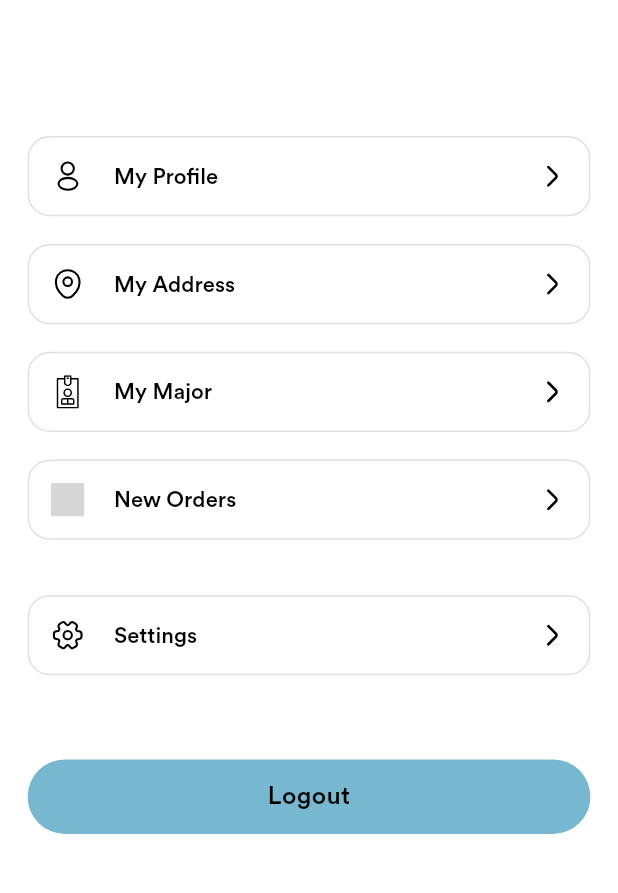
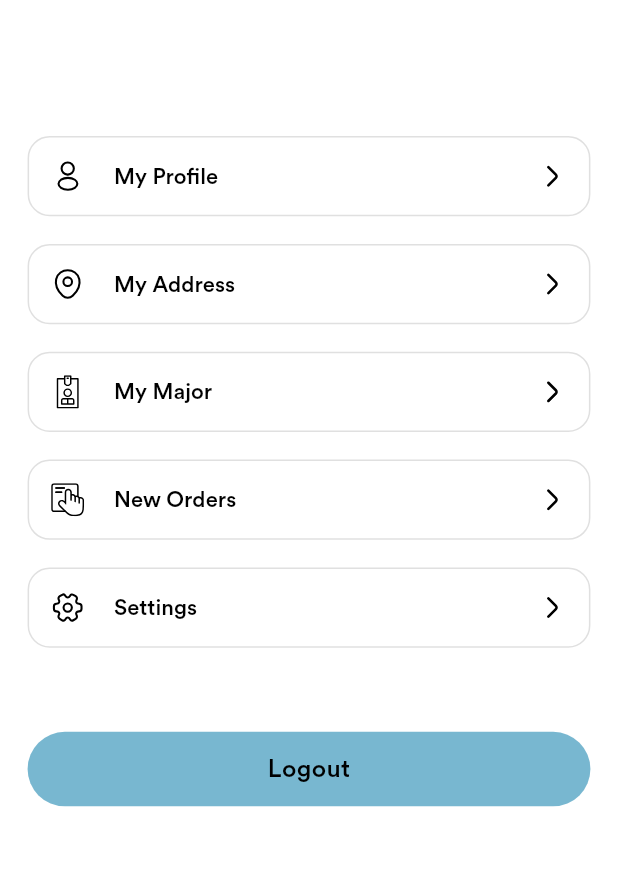
Before and after one commit to Bayail7/home-maintenance, a Flutter app: the ProviderProfileScreen screen opened directly, on a phone screen of 412 x 824 dp, the part 179-1072 px from its top. Run offline on Flutter 3.47's test engine with Material 3 defaults, Android fonts, the phone set to English and light mode, and no system bars; our stand-ins replace cloud_firestore, firebase_auth, firebase_core, flutter_otp_text_field, flutter_screenutil, flutter_staggered_animations and 7 more; missing offline and left inert: flutter_clean_calendar, html_editor_enhanced; accounts and stored records are empty; grey boxes are pictures that could not be loaded.

```diff
--- a/flutter_service4u_app/flutter_service4u_app/lib/controller/controller.dart
+++ b/flutter_service4u_app/flutter_service4u_app/lib/controller/controller.dart
@@ -19,7 +19,6 @@ import '../models/cleaning_service_model.dart';
 import '../models/cleaninng_service_offer_model.dart';
 import '../models/notification_data_model.dart';
 import '../models/phone_number_data_model.dart';
-import '../models/promocode_data_model.dart';
 import '../models/recommended_data_model.dart';
 import '../models/service_offer_model.dart';
 import '../models/side_menu_data_model.dart';
--- a/flutter_service4u_app/flutter_service4u_app/lib/main.dart
+++ b/flutter_service4u_app/flutter_service4u_app/lib/main.dart
@@ -9,7 +9,6 @@ import 'package:service_hub_app/utils/theme_data.dart';
 import 'package:service_hub_app/utils/theme_service.dart';
 import 'package:flutter/material.dart';
 import 'package:firebase_core/firebase_core.dart';
-import 'firestore_test_page.dart';
 
 Future<void> main() async {
   WidgetsFlutterBinding.ensureInitialized();
--- a/flutter_service4u_app/flutter_service4u_app/lib/routes/app_pages.dart
+++ b/flutter_service4u_app/flutter_service4u_app/lib/routes/app_pages.dart
@@ -1,5 +1,4 @@
 import 'package:flutter/cupertino.dart';
-import 'package:service_hub_app/view/home_tab/categories_screens/appliance_categories_screens/appliance_service_detail_screen.dart';
 import '../view/booking_tab/booking_tab_screen.dart';
 import '../view/booking_tab/histry_detail_screen.dart';
 import '../view/home_main_screen.dart';
@@ -15,7 +14,6 @@ import '../view/home_tab/categories_screens/appliance_categories_screens/order_d
 import '../view/home_tab/categories_screens/ac_repair_categories_screens/payment_screen.dart';
 import '../view/home_tab/categories_screens/ac_repair_categories_screens/phone_number_screen.dart';
 import '../view/home_tab/categories_screens/appliance_categories_screens/place_order_screen.dart';
-import '../view/home_tab/categories_screens/appliance_categories_screens/promo_code_screen.dart';
 // import '../view/home_tab/categories_screens/beauty_categories_screens/beaty_screen.dart';
 // import '../view/home_tab/categories_screens/beauty_categories_screens/beauty_service_detail.dart';
 import '../view/home_tab/categories_screens/categories_screen.dart';
@@ -60,8 +58,6 @@ import '../view/splash_screen/splash_screen.dart';
 import 'app_routes.dart';
 import '../view/provider_profile_tab/edit_profilePro_screen.dart';
 import '../view/provider_profile_tab/provider_my_profile_screen.dart';
-import '../view/provider_profile_tab/provider_profile_screen.dart';
-import '../view/provider_service_screen.dart';
 
 class AppPages {
   static const initialRoute = Routes.splashScreenRoute;
--- a/flutter_service4u_app/flutter_service4u_app/lib/view/home_tab/categories_screens/appliance_categories_screens/appliance_categories_screen.dart
+++ b/flutter_service4u_app/flutter_service4u_app/lib/view/home_tab/categories_screens/appliance_categories_screens/appliance_categories_screen.dart
@@ -4,7 +4,6 @@ import 'package:get/get.dart';
 import 'package:service_hub_app/models/appliance_categories_data_model.dart';
 import 'package:service_hub_app/utils/color_category.dart';
 import '../../../../controller/controller.dart';
-import '../../../../models/ac_repair_all_service_data_model.dart';
 import '../../../../routes/app_routes.dart';
 import '../../../../utils/constant.dart';
 import '../../../../utils/constantWidget.dart';
--- a/flutter_service4u_app/flutter_service4u_app/lib/view/home_tab/categories_screens/electronics_categories_screens/electronics_screen.dart
+++ b/flutter_service4u_app/flutter_service4u_app/lib/view/home_tab/categories_screens/electronics_categories_screens/electronics_screen.dart
@@ -1,11 +1,9 @@
 import 'package:flutter/material.dart';
 import 'package:flutter_screenutil/flutter_screenutil.dart';
 import 'package:get/get.dart';
-import 'package:service_hub_app/models/appliance_categories_data_model.dart';
 import 'package:service_hub_app/models/electronics_categories_data_model.dart';
 import 'package:service_hub_app/utils/color_category.dart';
 import '../../../../controller/controller.dart';
-import '../../../../models/ac_repair_all_service_data_model.dart';
 import '../../../../routes/app_routes.dart';
 import '../../../../utils/constant.dart';
 import '../../../../utils/constantWidget.dart';
--- a/flutter_service4u_app/flutter_service4u_app/lib/view/home_tab/categories_screens/plumbing_categories_screens/plumbing_screen.dart
+++ b/flutter_service4u_app/flutter_service4u_app/lib/view/home_tab/categories_screens/plumbing_categories_screens/plumbing_screen.dart
@@ -1,11 +1,9 @@
 import 'package:flutter/material.dart';
 import 'package:flutter_screenutil/flutter_screenutil.dart';
 import 'package:get/get.dart';
-import 'package:service_hub_app/models/appliance_categories_data_model.dart';
 import 'package:service_hub_app/models/plumbing_categories_data_model.dart';
 import 'package:service_hub_app/utils/color_category.dart';
 import '../../../../controller/controller.dart';
-import '../../../../models/ac_repair_all_service_data_model.dart';
 import '../../../../routes/app_routes.dart';
 import '../../../../utils/constant.dart';
 import '../../../../utils/constantWidget.dart';
--- a/flutter_service4u_app/flutter_service4u_app/lib/view/home_tab/side_menu_screens/side_menu_offers_screen.dart
+++ b/flutter_service4u_app/flutter_service4u_app/lib/view/home_tab/side_menu_screens/side_menu_offers_screen.dart
@@ -1,7 +1,6 @@
 import 'package:flutter/material.dart';
 import 'package:flutter_screenutil/flutter_screenutil.dart';
 import 'package:get/get.dart';
-import '../../../controller/controller.dart';
 import '../../../utils/color_category.dart';
 import '../../../utils/constant.dart';
 import '../../../utils/constantWidget.dart';
--- a/flutter_service4u_app/flutter_service4u_app/lib/view/notification_tab/provider_notification_screen.dart
+++ b/flutter_service4u_app/flutter_service4u_app/lib/view/notification_tab/provider_notification_screen.dart
@@ -5,7 +5,6 @@ import 'package:get/get.dart';
 import 'package:service_hub_app/utils/color_category.dart';
 import 'package:service_hub_app/utils/constant.dart';
 import 'package:service_hub_app/utils/constantWidget.dart';
-import 'package:service_hub_app/view/provider_service_screen.dart';
 import '../../controller/controller.dart';
 import '../../models/notification_data_model.dart';
 
--- a/flutter_service4u_app/flutter_service4u_app/lib/view/provider_profile_tab/edit_major_screen.dart
+++ b/flutter_service4u_app/flutter_service4u_app/lib/view/provider_profile_tab/edit_major_screen.dart
@@ -2,8 +2,6 @@ import 'package:flutter/material.dart';
 import 'package:flutter_screenutil/flutter_screenutil.dart';
 import 'package:get/get.dart';
 import 'package:shared_preferences/shared_preferences.dart';
-import 'package:service_hub_app/utils/constant.dart';
-import 'package:service_hub_app/utils/constantWidget.dart';
 
 class EditMajorScreen extends StatefulWidget {
   const EditMajorScreen({Key? key}) : super(key: key);
--- a/flutter_service4u_app/flutter_service4u_app/lib/view/provider_profile_tab/new_orders_screen.dart
+++ b/flutter_service4u_app/flutter_service4u_app/lib/view/provider_profile_tab/new_orders_screen.dart
@@ -1,7 +1,5 @@
 import 'package:flutter/material.dart';
 import 'package:cloud_firestore/cloud_firestore.dart';
-import 'package:flutter_screenutil/flutter_screenutil.dart';
-import 'package:get/get.dart';
 
 
 class NewOrdersScreen extends StatelessWidget {
--- a/flutter_service4u_app/flutter_service4u_app/lib/view/provider_profile_tab/provider_profile_screen.dart
+++ b/flutter_service4u_app/flutter_service4u_app/lib/view/provider_profile_tab/provider_profile_screen.dart
@@ -106,10 +106,9 @@ getProfileOption("major_icon.png", "My Major", () async {
   }
 }),
    getVerSpace(20.h),
-    getProfileOption("order_icon.png", "New Orders", () async {
+    getProfileOption("order_icon.svg", "New Orders", () async {
       await Get.to(() => NewOrdersScreen()); // Navigate to NewOrdersScreen
     }),
-    getVerSpace(20.h),
                   getVerSpace(20.h),
                   getProfileOption("setting_icon.svg", "Settings", () {
                     Constant.sendToNext(context, Routes.settingScreensRoute);
--- a/flutter_service4u_app/flutter_service4u_app/lib/view/sign_in/sign_in_empty_state.dart
+++ b/flutter_service4u_app/flutter_service4u_app/lib/view/sign_in/sign_in_empty_state.dart
@@ -5,7 +5,6 @@ import 'package:service_hub_app/utils/constantWidget.dart';
 import '../../controller/controller.dart';
 import '../../routes/app_routes.dart';
 import '../../utils/constant.dart';
-import '../../utils/pref_data.dart';
 
 class SignInEmptyState extends StatefulWidget {
   @override
--- a/flutter_service4u_app/flutter_service4u_app/lib/view/signup_provider/verification_provider_screen.dart
+++ b/flutter_service4u_app/flutter_service4u_app/lib/view/signup_provider/verification_provider_screen.dart
@@ -2,12 +2,8 @@ import 'package:flutter/material.dart';
 import 'package:flutter_screenutil/flutter_screenutil.dart';
 import 'package:get/get.dart';
 import 'package:service_hub_app/controller/controller.dart';
-import 'package:service_hub_app/routes/app_routes.dart';
-import '../../utils/color_category.dart';
 import '../../utils/constant.dart';
-import 'package:flutter_otp_text_field/flutter_otp_text_field.dart';
 import '../../utils/constantWidget.dart';
-import '../../utils/pref_data.dart';
 
 class VerificationProviderScreen extends StatefulWidget {
   @override
```
Also changed, not shown: flutter_service4u_app/flutter_service4u_app/lib/view/home_tab/categories_screens/appliance_categories_screens/appliance_service_detail_screen.dart (+0 -8 lines), flutter_service4u_app/flutter_service4u_app/lib/view/home_tab/categories_screens/appliance_categories_screens/promo_code_screen.dart (+0 -9 lines), flutter_service4u_app/flutter_service4u_app/lib/view/home_tab/side_menu_screens/side_menu_refer_a_friend_screen.dart (+0 -7 lines).
